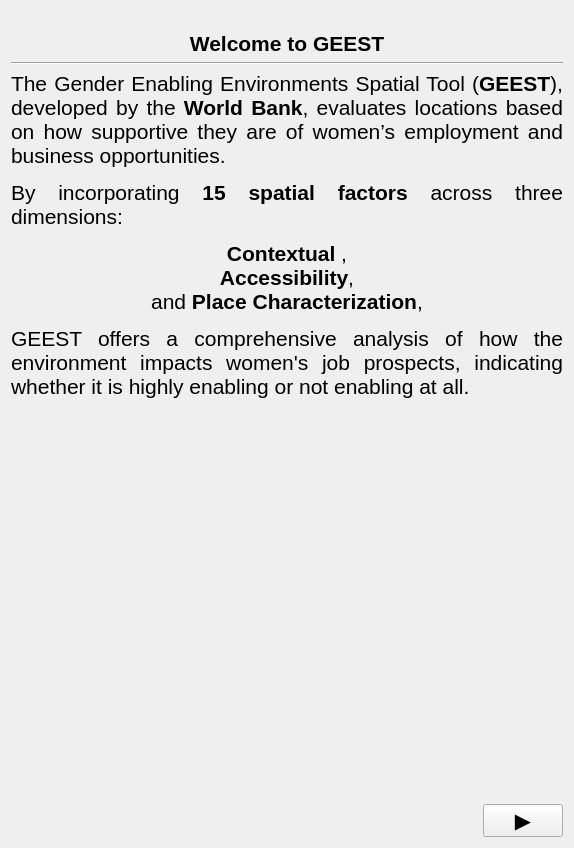
First picture: the form in geest/ui/intro_panel_base.ui, repository worldbank/GEEST, before the edit.
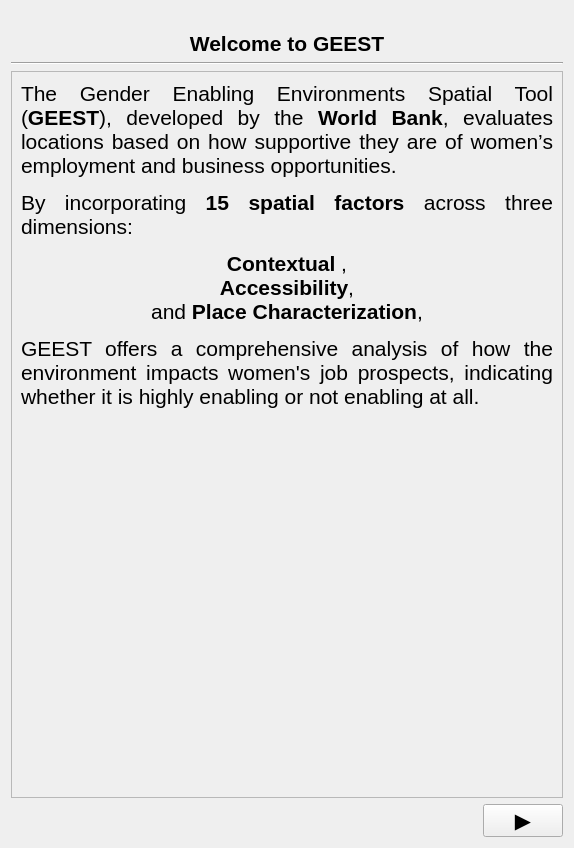
Second picture: the form after the edit. Icons and pictures are not drawn.

Commit message: Add scroll on each page Fixes #733

Patch:
```diff
--- a/geest/ui/intro_panel_base.ui
+++ b/geest/ui/intro_panel_base.ui
@@ -27,22 +27,6 @@
      </property>
     </widget>
    </item>
-   <item row="1" column="0">
-    <widget class="QLabel" name="label_2">
-     <property name="text">
-      <string>&lt;html&gt;&lt;head/&gt;&lt;body&gt;&lt;p align=&quot;center&quot;&gt;&lt;span style=&quot; font-size:16pt; font-weight:600;&quot;&gt;Welcome to GEEST&lt;/span&gt;&lt;/p&gt;&lt;/body&gt;&lt;/html&gt;</string>
-     </property>
-     <property name="textFormat">
-      <enum>Qt::RichText</enum>
-     </property>
-     <property name="alignment">
-      <set>Qt::AlignCenter</set>
-     </property>
-     <property name="wordWrap">
-      <bool>true</bool>
-     </property>
-    </widget>
-   </item>
    <item row="2" column="0">
     <widget class="Line" name="line">
      <property name="orientation">
@@ -50,35 +34,6 @@
      </property>
     </widget>
    </item>
-   <item row="3" column="0">
-    <widget class="QLabel" name="label_3">
-     <property name="text">
-      <string>&lt;html&gt;&lt;head/&gt;&lt;body&gt;&lt;p align=&quot;justify&quot;&gt;&lt;span style=&quot; font-size:16pt;&quot;&gt;The Gender Enabling Environments Spatial Tool (&lt;/span&gt;&lt;span style=&quot; font-size:16pt; font-weight:600;&quot;&gt;GEEST&lt;/span&gt;&lt;span style=&quot; font-size:16pt;&quot;&gt;), developed by the &lt;/span&gt;&lt;span style=&quot; font-size:16pt; font-weight:600;&quot;&gt;World Bank&lt;/span&gt;&lt;span style=&quot; font-size:16pt;&quot;&gt;, evaluates locations based on how supportive they are of women’s employment and business opportunities.&lt;/span&gt;&lt;/p&gt;&lt;p align=&quot;justify&quot;&gt;&lt;span style=&quot; font-size:16pt;&quot;&gt;By incorporating &lt;/span&gt;&lt;span style=&quot; font-size:16pt; font-weight:600;&quot;&gt;15 spatial factors&lt;/span&gt;&lt;span style=&quot; font-size:16pt;&quot;&gt; across three dimensions:&lt;/span&gt;&lt;/p&gt;&lt;p align=&quot;center&quot;&gt;&lt;span style=&quot; font-size:16pt; font-weight:600;&quot;&gt;Contextual&lt;/span&gt;&lt;span style=&quot; font-size:16pt;&quot;&gt; ,&lt;br/&gt;&lt;/span&gt;&lt;span style=&quot; font-size:16pt; font-weight:600;&quot;&gt;Accessibility&lt;/span&gt;&lt;span style=&quot; font-size:16pt;&quot;&gt;, &lt;br/&gt;and &lt;/span&gt;&lt;span style=&quot; font-size:16pt; font-weight:600;&quot;&gt;Place Characterization&lt;/span&gt;&lt;span style=&quot; font-size:16pt;&quot;&gt;,&lt;/span&gt;&lt;/p&gt;&lt;p align=&quot;justify&quot;&gt;&lt;span style=&quot; font-size:16pt;&quot;&gt;GEEST offers a comprehensive analysis of how the environment impacts women's job prospects, indicating whether it is highly enabling or not enabling at all. &lt;/span&gt;&lt;/p&gt;&lt;/body&gt;&lt;/html&gt;</string>
-     </property>
-     <property name="textFormat">
-      <enum>Qt::RichText</enum>
-     </property>
-     <property name="alignment">
-      <set>Qt::AlignJustify|Qt::AlignTop</set>
-     </property>
-     <property name="wordWrap">
-      <bool>true</bool>
-     </property>
-    </widget>
-   </item>
-   <item row="4" column="0">
-    <spacer name="verticalSpacer">
-     <property name="orientation">
-      <enum>Qt::Vertical</enum>
-     </property>
-     <property name="sizeHint" stdset="0">
-      <size>
-       <width>20</width>
-       <height>258</height>
-      </size>
-     </property>
-    </spacer>
-   </item>
    <item row="5" column="0">
     <layout class="QHBoxLayout" name="horizontalLayout">
      <item>
@@ -120,6 +75,70 @@
      </item>
     </layout>
    </item>
+   <item row="1" column="0">
+    <widget class="QLabel" name="label_2">
+     <property name="text">
+      <string>&lt;html&gt;&lt;head/&gt;&lt;body&gt;&lt;p align=&quot;center&quot;&gt;&lt;span style=&quot; font-size:16pt; font-weight:600;&quot;&gt;Welcome to GEEST&lt;/span&gt;&lt;/p&gt;&lt;/body&gt;&lt;/html&gt;</string>
+     </property>
+     <property name="textFormat">
+      <enum>Qt::RichText</enum>
+     </property>
+     <property name="alignment">
+      <set>Qt::AlignCenter</set>
+     </property>
+     <property name="wordWrap">
+      <bool>true</bool>
+     </property>
+    </widget>
+   </item>
+   <item row="3" column="0">
+    <widget class="QScrollArea" name="scrollArea">
+     <property name="widgetResizable">
+      <bool>true</bool>
+     </property>
+     <widget class="QWidget" name="scrollAreaWidgetContents">
+      <property name="geometry">
+       <rect>
+        <x>0</x>
+        <y>0</y>
+        <width>540</width>
+        <height>699</height>
+       </rect>
+      </property>
+      <layout class="QGridLayout" name="gridLayout_2">
+       <item row="0" column="0">
+        <widget class="QLabel" name="label_3">
+         <property name="text">
+          <string>&lt;html&gt;&lt;head/&gt;&lt;body&gt;&lt;p align=&quot;justify&quot;&gt;&lt;span style=&quot; font-size:16pt;&quot;&gt;The Gender Enabling Environments Spatial Tool (&lt;/span&gt;&lt;span style=&quot; font-size:16pt; font-weight:600;&quot;&gt;GEEST&lt;/span&gt;&lt;span style=&quot; font-size:16pt;&quot;&gt;), developed by the &lt;/span&gt;&lt;span style=&quot; font-size:16pt; font-weight:600;&quot;&gt;World Bank&lt;/span&gt;&lt;span style=&quot; font-size:16pt;&quot;&gt;, evaluates locations based on how supportive they are of women’s employment and business opportunities.&lt;/span&gt;&lt;/p&gt;&lt;p align=&quot;justify&quot;&gt;&lt;span style=&quot; font-size:16pt;&quot;&gt;By incorporating &lt;/span&gt;&lt;span style=&quot; font-size:16pt; font-weight:600;&quot;&gt;15 spatial factors&lt;/span&gt;&lt;span style=&quot; font-size:16pt;&quot;&gt; across three dimensions:&lt;/span&gt;&lt;/p&gt;&lt;p align=&quot;center&quot;&gt;&lt;span style=&quot; font-size:16pt; font-weight:600;&quot;&gt;Contextual&lt;/span&gt;&lt;span style=&quot; font-size:16pt;&quot;&gt; ,&lt;br/&gt;&lt;/span&gt;&lt;span style=&quot; font-size:16pt; font-weight:600;&quot;&gt;Accessibility&lt;/span&gt;&lt;span style=&quot; font-size:16pt;&quot;&gt;, &lt;br/&gt;and &lt;/span&gt;&lt;span style=&quot; font-size:16pt; font-weight:600;&quot;&gt;Place Characterization&lt;/span&gt;&lt;span style=&quot; font-size:16pt;&quot;&gt;,&lt;/span&gt;&lt;/p&gt;&lt;p align=&quot;justify&quot;&gt;&lt;span style=&quot; font-size:16pt;&quot;&gt;GEEST offers a comprehensive analysis of how the environment impacts women's job prospects, indicating whether it is highly enabling or not enabling at all. &lt;/span&gt;&lt;/p&gt;&lt;/body&gt;&lt;/html&gt;</string>
+         </property>
+         <property name="textFormat">
+          <enum>Qt::RichText</enum>
+         </property>
+         <property name="alignment">
+          <set>Qt::AlignJustify|Qt::AlignTop</set>
+         </property>
+         <property name="wordWrap">
+          <bool>true</bool>
+         </property>
+        </widget>
+       </item>
+       <item row="1" column="0">
+        <spacer name="verticalSpacer">
+         <property name="orientation">
+          <enum>Qt::Vertical</enum>
+         </property>
+         <property name="sizeHint" stdset="0">
+          <size>
+           <width>20</width>
+           <height>258</height>
+          </size>
+         </property>
+        </spacer>
+       </item>
+      </layout>
+     </widget>
+    </widget>
+   </item>
   </layout>
  </widget>
  <resources/>
```
The commit also changes 4 other files.
